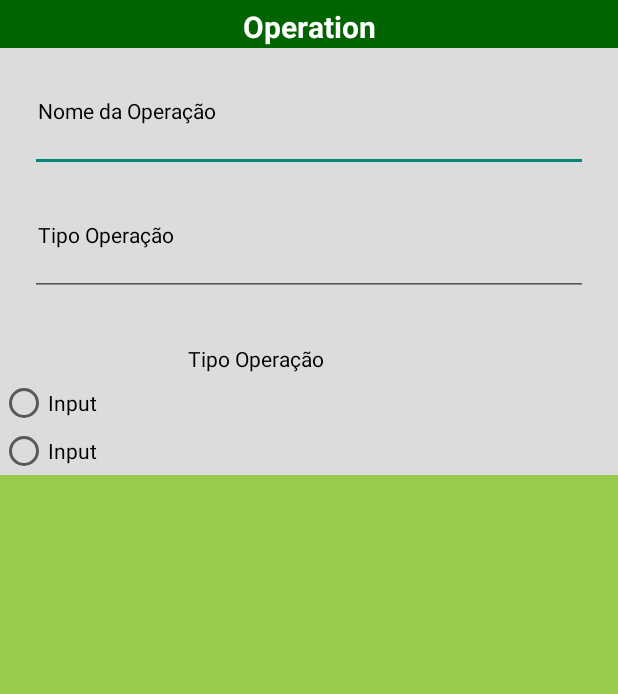
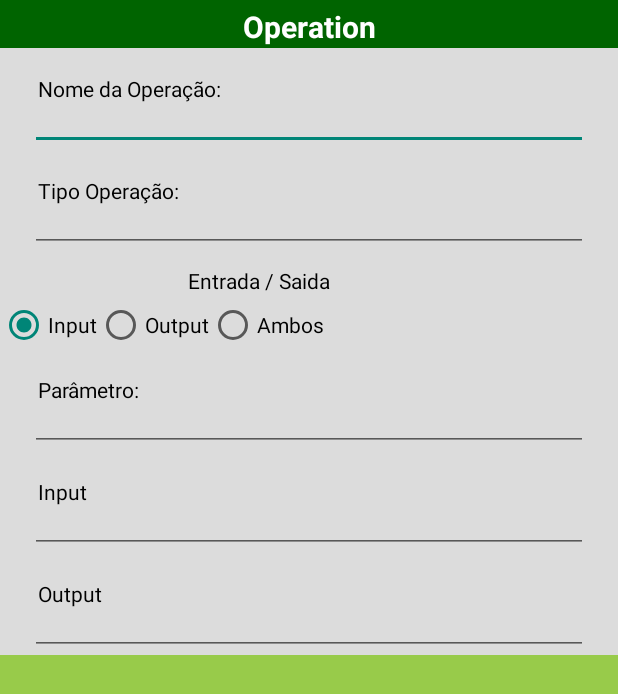
Before and after one commit to robsonrcoutinho/SWSEditorMobile, an Android app: the layout tag_operation_hrests.xml on its own in the app's theme, with its tools: preview values and no code run, on a phone screen of 412 x 824 dp. Shown: the top 694 px of the screen. Run offline under Robolectric (Android 15) with nearby library versions, the phone set to English and light mode, and no system bars.

Commit message:
implementação de: Busca das ontologias; Inserção de operação; Refatoração trechos de códigos;

```diff
--- a/app/src/main/java/br/com/ifba/swseditormobile/fragment/FragmentAddressTag.java
+++ b/app/src/main/java/br/com/ifba/swseditormobile/fragment/FragmentAddressTag.java
@@ -90,7 +90,7 @@ public class FragmentAddressTag extends DialogFragment {
         try {
             mListener = (IFragmentInteractionListener) activity;
         } catch (ClassCastException e) {
-            throw new ClassCastException(activity.toString() + " must implement FragmentInteractionListener");
+            throw new ClassCastException(activity.toString() + " IFragmentInteractionListener ");
         }
     }
 
--- a/app/src/main/java/br/com/ifba/swseditormobile/fragment/FragmentServiceTag.java
+++ b/app/src/main/java/br/com/ifba/swseditormobile/fragment/FragmentServiceTag.java
@@ -113,7 +113,7 @@ public class FragmentServiceTag extends DialogFragment{
         try {
             mListener = (IFragmentInteractionListener) activity;
         } catch (ClassCastException e) {
-            throw new ClassCastException(activity.toString() + " must implement OnFragmentInteractionListener");
+            throw new ClassCastException(activity.toString() + " IFragmentInteractionListener");
         }
     }
 
--- a/app/src/main/java/br/com/ifba/swseditormobile/fragment/IFragmentInteractionListener.java
+++ b/app/src/main/java/br/com/ifba/swseditormobile/fragment/IFragmentInteractionListener.java
@@ -1,6 +1,8 @@
 package br.com.ifba.swseditormobile.fragment;
 
 import android.content.Context;
+
+import br.com.ifba.swseditormobile.model.Operation;
 
 /**
  * Created by Robson on 05/04/2016.
@@ -8,4 +10,6 @@ import android.content.Context;
 public interface IFragmentInteractionListener {
     public void onFragmentInteraction(String serviceName, String labelService, String descriptionService);
     public void onFragmentInteractionAddress(String address, String addressObs);
+    public void onFragmentInteractionOperation(String tagNomeMetodo, String tagTipoMetodo, String tagParametroOperation,
+                                               String tagInputDinamico,  String  tagOutputDinamico);
 }
--- a/app/src/main/res/layout/tag_address_hrests.xml
+++ b/app/src/main/res/layout/tag_address_hrests.xml
@@ -62,7 +62,7 @@
             android:layout_below="@+id/txtInsertAddress"
             android:layout_height="25dp"
             android:layout_width="170dp"
-            android:layout_marginTop="30dp"
+            android:layout_marginTop="15dp"
             android:layout_marginLeft="20dp"
             android:text="@string/titulo_address_obs"
             android:textColor="#000000"
--- a/app/src/main/res/layout/tag_operation_hrests.xml
+++ b/app/src/main/res/layout/tag_operation_hrests.xml
@@ -30,7 +30,7 @@
             android:layout_below="@+id/txtOperation"
             android:layout_height="25dp"
             android:layout_width="170dp"
-            android:layout_marginTop="30dp"
+            android:layout_marginTop="15dp"
             android:layout_marginLeft="20dp"
             android:text="@string/nome_operation"
             android:textColor="#000000"
@@ -61,7 +61,7 @@
             android:layout_below="@+id/txtOperation"
             android:layout_height="25dp"
             android:layout_width="170dp"
-            android:layout_marginTop="30dp"
+            android:layout_marginTop="15dp"
             android:layout_marginLeft="20dp"
             android:text="@string/tipo_operation"
             android:textColor="#000000"
@@ -90,30 +90,144 @@
 
         <TextView
             android:id="@+id/tvEntradaSaida"
-            android:layout_below="@+id/txtOperation"
+            android:layout_below="@+id/txtTipoOperation"
             android:layout_height="25dp"
             android:layout_width="170dp"
-            android:layout_marginTop="30dp"
+            android:layout_marginTop="7dp"
             android:layout_marginLeft="120dp"
-            android:text="@string/tipo_operation"
+            android:text="@string/tipo_i_o_operation"
             android:textColor="#000000"
             android:textSize="14dp"
             android:paddingLeft="5dp"
             android:paddingTop="2dp"
             android:typeface="sans" />
 
-        <RadioButton
-            android:layout_width="match_parent"
-            android:layout_height="match_parent"
-            android:text="@string/input_operation"/>
+        <RadioGroup
+            android:id="@+id/radio_group"
+            android:layout_width="fill_parent"
+            android:layout_height="wrap_content"
+            android:orientation="horizontal">
 
-        <RadioButton
-            android:layout_width="match_parent"
-            android:layout_height="match_parent"
-            android:text="@string/input_operation"/>
+                <RadioButton
+                    android:id="@+id/radio_input"
+                    android:layout_width="wrap_content"
+                    android:layout_height="wrap_content"
+                    android:text="@string/input_operation"
+                    android:checked="true"
+                    />
+                <RadioButton
+                    android:id="@+id/radio_output"
+                    android:layout_width="wrap_content"
+                    android:layout_height="wrap_content"
+                    android:text="@string/output_operation"
 
 
+                     />
+            <RadioButton
+                android:id="@+id/radio_ambos"
+                android:layout_width="wrap_content"
+                android:layout_height="wrap_content"
+                android:text="@string/ambos_operation"
 
+                />
+        </RadioGroup>
+
+        <TextView
+            android:id="@+id/tvParamOperation"
+            android:layout_below="@+id/txtOperation"
+            android:layout_height="25dp"
+            android:layout_width="170dp"
+            android:layout_marginTop="15dp"
+            android:layout_marginLeft="20dp"
+            android:text="@string/operation_param"
+            android:textColor="#000000"
+            android:textSize="14dp"
+            android:paddingLeft="5dp"
+            android:paddingTop="2dp"
+            android:typeface="sans" />
+
+        <EditText
+            android:id="@+id/txtParamOperation"
+            android:layout_below="@+id/tvOperationSaidaEntrada"
+            android:layout_width="match_parent"
+            android:layout_height="wrap_content"
+            android:clickable="true"
+            android:layout_marginLeft="20dp"
+            android:text=""
+            android:textColorHint="@android:color/darker_gray"
+            android:textColor="@android:color/black"
+            android:paddingLeft="5dp"
+            android:paddingTop="1dp"
+            android:textSize="14dp"
+            android:paddingBottom="1dp"
+            android:typeface="sans"
+            android:layout_marginRight="20dp" />
+
+        <!-- Dinâmico   -->
+
+
+        <TextView
+            android:id="@+id/tvOperationEntrada"
+            android:layout_below="@+id/txtOperation"
+            android:layout_height="25dp"
+            android:layout_width="170dp"
+            android:layout_marginTop="15dp"
+            android:layout_marginLeft="20dp"
+            android:text="@string/input_operation"
+            android:textColor="#000000"
+            android:textSize="14dp"
+            android:paddingLeft="5dp"
+            android:paddingTop="2dp"
+            android:typeface="sans" />
+
+        <EditText
+            android:id="@+id/txtInputOperation"
+            android:layout_below="@+id/tvOperationEntrada"
+            android:layout_width="match_parent"
+            android:layout_height="wrap_content"
+            android:clickable="true"
+            android:layout_marginLeft="20dp"
+            android:text=""
+            android:textColorHint="@android:color/darker_gray"
+            android:textColor="@android:color/black"
+            android:paddingLeft="5dp"
+            android:paddingTop="1dp"
+            android:textSize="14dp"
+            android:paddingBottom="1dp"
+            android:typeface="sans"
+            android:layout_marginRight="20dp" />
+
+
+        <TextView
+            android:id="@+id/tvOperationSaida"
+            android:layout_below="@+id/txtOperation"
+            android:layout_height="25dp"
+            android:layout_width="170dp"
+            android:layout_marginTop="15dp"
+            android:layout_marginLeft="20dp"
+            android:text="@string/output_operation"
+            android:textColor="#000000"
+            android:textSize="14dp"
+            android:paddingLeft="5dp"
+            android:paddingTop="2dp"
+            android:typeface="sans" />
+
+        <EditText
+            android:id="@+id/txtOutputOperation"
+            android:layout_below="@+id/tvOperationSaida"
+            android:layout_width="match_parent"
+            android:layout_height="wrap_content"
+            android:clickable="true"
+            android:layout_marginLeft="20dp"
+            android:text=""
+            android:textColorHint="@android:color/darker_gray"
+            android:textColor="@android:color/black"
+            android:paddingLeft="5dp"
+            android:paddingTop="1dp"
+            android:textSize="14dp"
+            android:paddingBottom="1dp"
+            android:typeface="sans"
+            android:layout_marginRight="20dp" />
 
     </LinearLayout>
 
--- a/app/src/main/res/layout/tag_service_hrests.xml
+++ b/app/src/main/res/layout/tag_service_hrests.xml
@@ -30,7 +30,7 @@
         android:layout_below="@+id/tvInsertService"
         android:layout_height="25dp"
         android:layout_width="170dp"
-        android:layout_marginTop="30dp"
+        android:layout_marginTop="15dp"
         android:layout_marginLeft="20dp"
         android:text="@string/titulo_service"
         android:textColor="#000000"
@@ -61,7 +61,7 @@
             android:layout_below="@+id/txtInsertService"
             android:layout_height="25dp"
             android:layout_width="170dp"
-            android:layout_marginTop="30dp"
+            android:layout_marginTop="15dp"
             android:layout_marginLeft="20dp"
             android:text="@string/label_service"
             android:textColor="#000000"
@@ -96,7 +96,7 @@
             android:layout_below="@+id/tvInsertServiceLabel"
             android:layout_height="25dp"
             android:layout_width="170dp"
-            android:layout_marginTop="30dp"
+            android:layout_marginTop="15dp"
             android:layout_marginLeft="20dp"
             android:text="@string/description_service"
             android:textColor="#000000"
--- a/app/src/main/res/values/strings.xml
+++ b/app/src/main/res/values/strings.xml
@@ -21,10 +21,14 @@
 
     <!-- Operation-->
     <string name="title_operation">Operation</string>
-    <string name="nome_operation">Nome da Operação</string>
-    <string name="tipo_operation">Tipo Operação</string>
+    <string name="nome_operation">Nome da Operação:</string>
+    <string name="tipo_operation">Tipo Operação:</string>
+    <string name="tipo_i_o_operation">Entrada / Saida</string>
+    <string name="operation_param">Parâmetro:</string>
+    <string name="formato_operation">Formato</string>
     <string name="input_operation">Input</string>
     <string name="output_operation">Output</string>
+    <string name="ambos_operation">Ambos</string>
 
 
 </resources>
```
Also changed, not shown: app/src/main/java/br/com/ifba/swseditormobile/activity/MainActivity.java (+54 -23 lines), app/src/main/java/br/com/ifba/swseditormobile/fragment/FragmentOperation.java (+200 -7 lines), app/src/main/java/br/com/ifba/swseditormobile/model/Operation.java (added, +52 -0 lines), app/src/main/java/br/com/ifba/swseditormobile/request/RequestOntology.java (+22 -78 lines), app/src/main/java/br/com/ifba/swseditormobile/util/HTMLParser.java (+7 -2 lines), app/src/main/java/br/com/ifba/swseditormobile/viewexpandable/CarregaObjetos.java (+5 -5 lines), app/src/main/res/layout/painel_property_list_fragment.xml (+10 -20 lines).
